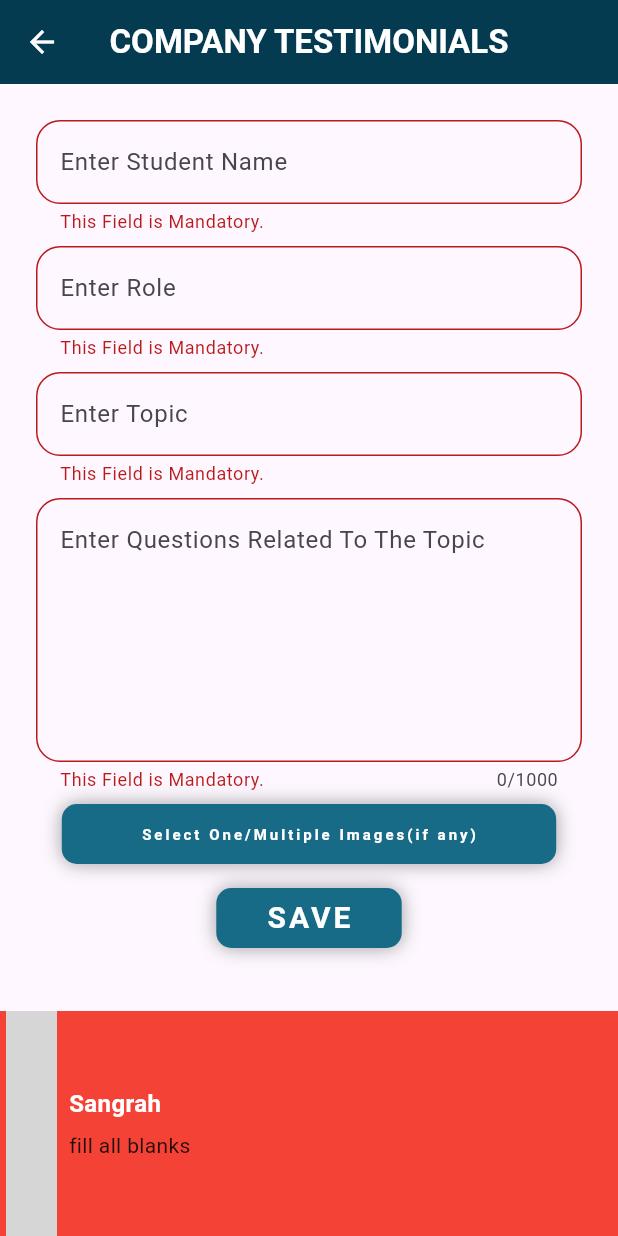
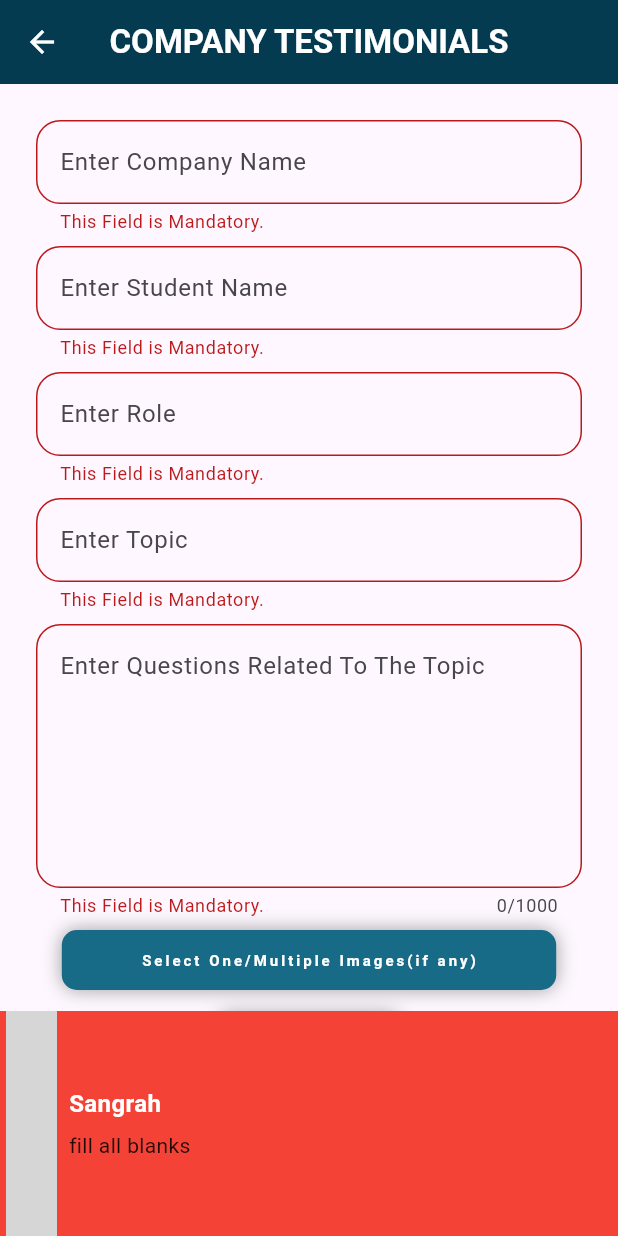
Before and after one commit to pnkr01/weconnect, a Flutter app: the CompanyTestimonials screen opened directly, after a tap on "SAVE", on a phone screen of 412 x 824 dp. Run offline on Flutter 3.47's test engine with Material 2 defaults, Android fonts, the phone set to English and light mode, and no system bars; our stand-ins replace cloud_firestore, firebase_auth, firebase_core, firebase_storage, flutter_screenutil, font_awesome_flutter and 6 more; accounts and stored records are empty; grey boxes are pictures that could not be loaded.

Commit message:
FIX: Resolved Company-Testimonials Page Bug To Hit Firestore

```diff
--- a/lib/src/db/firebase.dart
+++ b/lib/src/db/firebase.dart
@@ -143,12 +143,13 @@ class MyFirebase {
 
 
 
-   Future<void> saveCompanyTestimonialsInfoToFirestore(String studentName, String role,
+   Future<void> saveCompanyTestimonialsInfoToFirestore(String companyName, String studentName, String role,
       String topic, String questions, List<File> selectedImages) async {
     try {
       //final user = FirebaseAuth.instance.currentUser;
       List<String> imageUrls = await uploadTestimonialImageToFirebaseStorage(selectedImages);
       final companyTestimonialData = {
+        'companyName':companyName,
         'studentName': studentName.toLowerCase(),
         'role': role,
         'topic': topic,
@@ -157,7 +158,7 @@ class MyFirebase {
         "timestamp": DateTime.now().millisecondsSinceEpoch.toString(),
       };
       final companyRef =
-          FirebaseFirestore.instance.collection('company-testimonials').doc(studentName);
+          FirebaseFirestore.instance.collection('company-testimonials').doc(companyName);
       await companyRef.set(companyTestimonialData);
 
       await companyRef.set(companyTestimonialData, SetOptions(merge: true));
--- a/lib/src/screens/home/coordinators/company_testimonials.dart
+++ b/lib/src/screens/home/coordinators/company_testimonials.dart
@@ -1,12 +1,10 @@
 import 'dart:io';
-import 'package:audioplayers/audioplayers.dart';
 import 'package:flutter/foundation.dart';
 import 'package:flutter/material.dart';
 import 'package:get/get.dart';
 import 'package:get/get_core/src/get_main.dart';
 import 'package:image_picker/image_picker.dart';
-import 'package:permission_handler/permission_handler.dart';
-import 'package:record/record.dart';
+
 import 'package:weconnect/src/constant/color_codes.dart';
 import 'package:weconnect/src/constant/print.dart';
 import 'package:weconnect/src/db/firebase.dart';
@@ -26,9 +24,9 @@ class _CompanyTestimonialsState extends State<CompanyTestimonials> {
   final GlobalKey<FormState> _formKey = GlobalKey<FormState>();
 
   bool isRecording = false;
-  late Record audioRecord;
-  late AudioPlayer audioPlayer;
-
+  // late Record audioRecord;
+  // late AudioPlayer audioPlayer;
+  final companyNameController = TextEditingController();
   final studentNameController = TextEditingController();
   final roleController = TextEditingController();
   final topicController = TextEditingController();
@@ -75,7 +73,24 @@ class _CompanyTestimonialsState extends State<CompanyTestimonials> {
                     }
                     return null;
                   },
-                  //controller: controller.nameController,
+                  controller: companyNameController,
+                  decoration: new InputDecoration(
+                    border: OutlineInputBorder(
+                        borderRadius: BorderRadius.circular(16)),
+                    hintText: 'Enter Company Name',
+                  ),
+                ),
+                SizedBox(
+                  height: 8,
+                ),
+                TextFormField(
+                  validator: (value) {
+                    if (value!.isEmpty) {
+                      return "This Field is Mandatory.";
+                    }
+                    return null;
+                  },
+                  controller: studentNameController,
                   decoration: new InputDecoration(
                     border: OutlineInputBorder(
                         borderRadius: BorderRadius.circular(16)),
@@ -92,7 +107,7 @@ class _CompanyTestimonialsState extends State<CompanyTestimonials> {
                     }
                     return null;
                   },
-                  //controller: controller.nameController,
+                  controller: roleController,
                   decoration: new InputDecoration(
                     border: OutlineInputBorder(
                         borderRadius: BorderRadius.circular(16)),
@@ -109,7 +124,7 @@ class _CompanyTestimonialsState extends State<CompanyTestimonials> {
                     }
                     return null;
                   },
-                  //controller: controller.nameController,
+                  controller:topicController,
                   decoration: new InputDecoration(
                     border: OutlineInputBorder(
                         borderRadius: BorderRadius.circular(16)),
@@ -128,7 +143,7 @@ class _CompanyTestimonialsState extends State<CompanyTestimonials> {
                     }
                     return null;
                   },
-                  //controller: controller.nameController,
+                  controller:questionsController,
                   decoration: new InputDecoration(
                     //  hintMaxLines: 1000,
                     //helperMaxLines: 1000,
@@ -192,6 +207,7 @@ class _CompanyTestimonialsState extends State<CompanyTestimonials> {
                     if (_formKey.currentState!.validate() &&
                         selectedImages != null) {
                       await _firebase.saveCompanyTestimonialsInfoToFirestore(
+                        companyNameController.text,
                         studentNameController.text,
                         roleController.text,
                         topicController.text,
@@ -202,7 +218,7 @@ class _CompanyTestimonialsState extends State<CompanyTestimonials> {
                       // connectdebugPrint(
                       //     "name is ${} and batch is ${} and role is ${} and compensation is ${}");
 
-
+                      companyNameController.clear();
                       studentNameController.clear();
                       roleController.clear();
                       topicController.clear();
--- a/pubspec.yaml
+++ b/pubspec.yaml
@@ -48,9 +48,9 @@ dependencies:
   flutter_screenutil: ^5.9.0
   hidden_drawer_menu: ^3.0.1
   image_picker: ^1.0.4
-  audioplayers: ^5.2.0
-  record: ^5.0.1
-  permission_handler: ^11.0.1
+  # audioplayers: ^5.2.0
+  # record: ^5.0.1
+  # permission_handler: ^11.0.1
 
 dev_dependencies:
   flutter_test:
```
Also changed, not shown: pubspec.lock, 6 other files.
